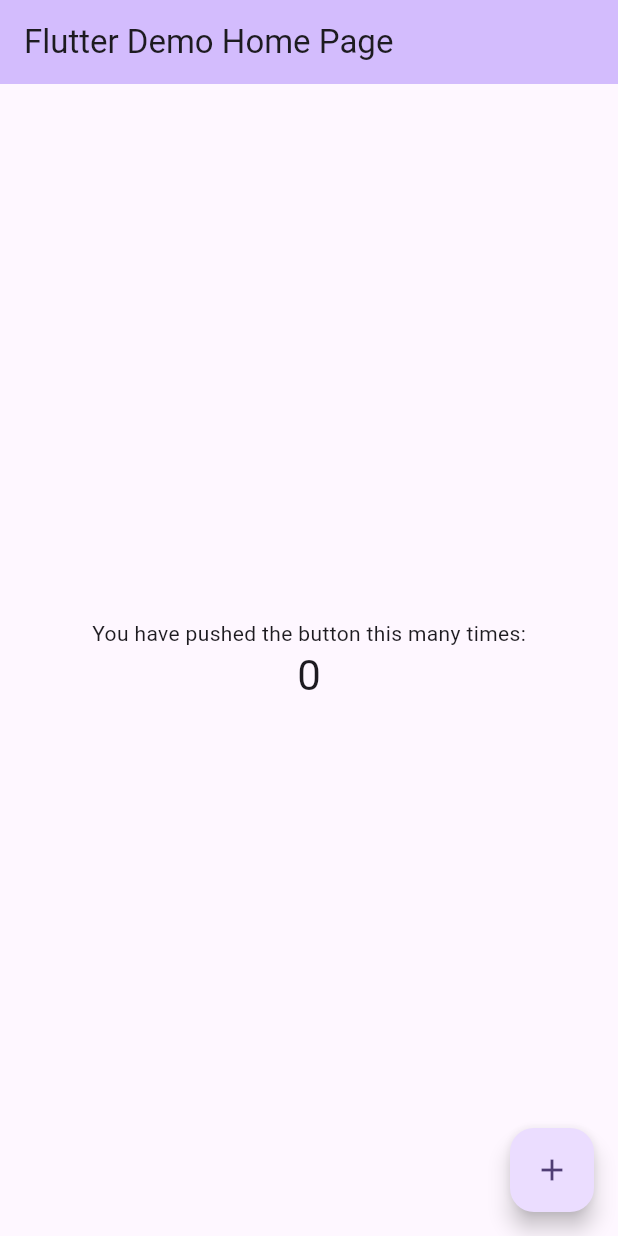
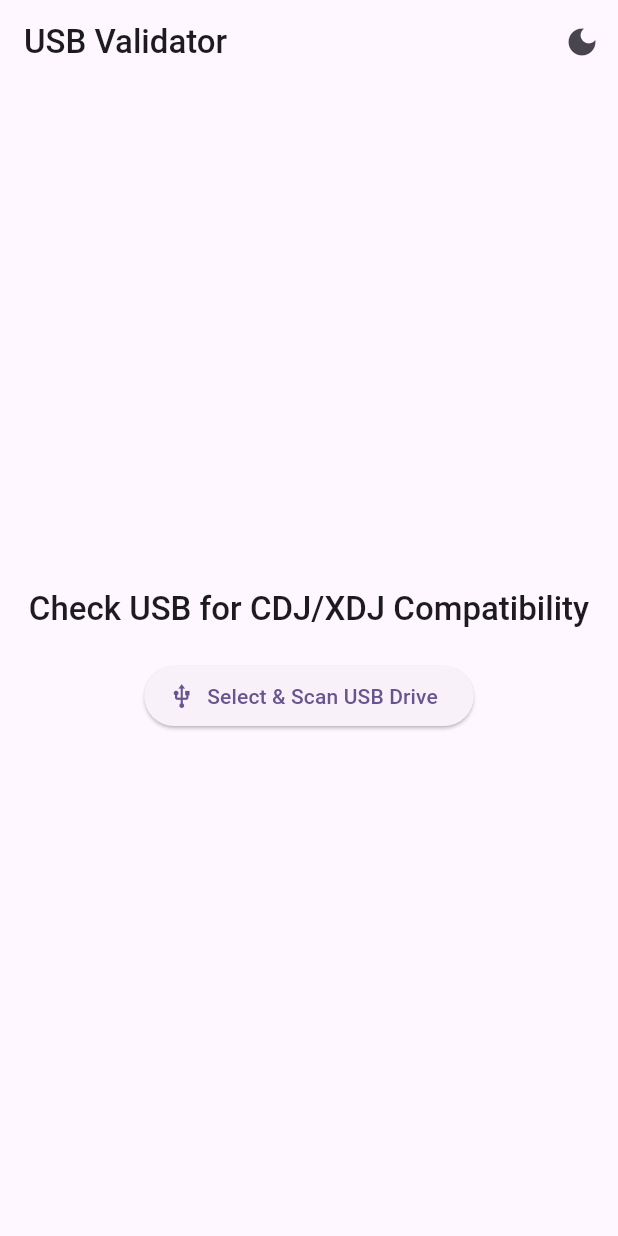
Before and after one commit to nizar2104/Firebase-android, a Flutter app: the screen it shows after launch, on a phone screen of 412 x 824 dp. Run offline on Flutter 3.47's test engine with Material 3 defaults, Android fonts, the phone set to English and light mode, and no system bars; our stand-ins replace google_fonts.

Commit message:
update 1

```diff
--- a/lib/main.dart
+++ b/lib/main.dart
@@ -1,122 +1,109 @@
+
 import 'package:flutter/material.dart';
+import 'package:google_fonts/google_fonts.dart';
+import 'package:provider/provider.dart';
 
 void main() {
-  runApp(const MyApp());
+  runApp(
+    ChangeNotifierProvider(
+      create: (context) => ThemeProvider(),
+      child: const MyApp(),
+    ),
+  );
+}
+
+class ThemeProvider with ChangeNotifier {
+  ThemeMode _themeMode = ThemeMode.system;
+
+  ThemeMode get themeMode => _themeMode;
+
+  void toggleTheme() {
+    _themeMode = _themeMode == ThemeMode.light ? ThemeMode.dark : ThemeMode.light;
+    notifyListeners();
+  }
 }
 
 class MyApp extends StatelessWidget {
   const MyApp({super.key});
 
-  // This widget is the root of your application.
   @override
   Widget build(BuildContext context) {
-    return MaterialApp(
-      title: 'Flutter Demo',
-      theme: ThemeData(
-        // This is the theme of your application.
-        //
-        // TRY THIS: Try running your application with "flutter run". You'll see
-        // the application has a purple toolbar. Then, without quitting the app,
-        // try changing the seedColor in the colorScheme below to Colors.green
-        // and then invoke "hot reload" (save your changes or press the "hot
-        // reload" button in a Flutter-supported IDE, or press "r" if you used
-        // the command line to start the app).
-        //
-        // Notice that the counter didn't reset back to zero; the application
-        // state is not lost during the reload. To reset the state, use hot
-        // restart instead.
-        //
-        // This works for code too, not just values: Most code changes can be
-        // tested with just a hot reload.
-        colorScheme: ColorScheme.fromSeed(seedColor: Colors.deepPurple),
+    const Color primarySeedColor = Colors.deepPurple;
+
+    final TextTheme appTextTheme = TextTheme(
+      displayLarge: GoogleFonts.oswald(fontSize: 57, fontWeight: FontWeight.bold),
+      titleLarge: GoogleFonts.roboto(fontSize: 22, fontWeight: FontWeight.w500),
+      bodyMedium: GoogleFonts.openSans(fontSize: 14),
+    );
+
+    final ThemeData lightTheme = ThemeData(
+      useMaterial3: true,
+      colorScheme: ColorScheme.fromSeed(
+        seedColor: primarySeedColor,
+        brightness: Brightness.light,
       ),
-      home: const MyHomePage(title: 'Flutter Demo Home Page'),
+      textTheme: appTextTheme,
+    );
+
+    final ThemeData darkTheme = ThemeData(
+      useMaterial3: true,
+      colorScheme: ColorScheme.fromSeed(
+        seedColor: primarySeedColor,
+        brightness: Brightness.dark,
+      ),
+      textTheme: appTextTheme,
+    );
+
+    return Consumer<ThemeProvider>(
+      builder: (context, themeProvider, child) {
+        return MaterialApp(
+          title: 'USB Validator',
+          theme: lightTheme,
+          darkTheme: darkTheme,
+          themeMode: themeProvider.themeMode,
+          home: const HomePage(),
+        );
+      },
     );
   }
 }
 
-class MyHomePage extends StatefulWidget {
-  const MyHomePage({super.key, required this.title});
-
-  // This widget is the home page of your application. It is stateful, meaning
-  // that it has a State object (defined below) that contains fields that affect
-  // how it looks.
-
-  // This class is the configuration for the state. It holds the values (in this
-  // case the title) provided by the parent (in this case the App widget) and
-  // used by the build method of the State. Fields in a Widget subclass are
-  // always marked "final".
-
-  final String title;
-
-  @override
-  State<MyHomePage> createState() => _MyHomePageState();
-}
-
-class _MyHomePageState extends State<MyHomePage> {
-  int _counter = 0;
-
-  void _incrementCounter() {
-    setState(() {
-      // This call to setState tells the Flutter framework that something has
-      // changed in this State, which causes it to rerun the build method below
-      // so that the display can reflect the updated values. If we changed
-      // _counter without calling setState(), then the build method would not be
-      // called again, and so nothing would appear to happen.
-      _counter++;
-    });
-  }
+class HomePage extends StatelessWidget {
+  const HomePage({super.key});
 
   @override
   Widget build(BuildContext context) {
-    // This method is rerun every time setState is called, for instance as done
-    // by the _incrementCounter method above.
-    //
-    // The Flutter framework has been optimized to make rerunning build methods
-    // fast, so that you can just rebuild anything that needs updating rather
-    // than having to individually change instances of widgets.
     return Scaffold(
       appBar: AppBar(
-        // TRY THIS: Try changing the color here to a specific color (to
-        // Colors.amber, perhaps?) and trigger a hot reload to see the AppBar
-        // change color while the other colors stay the same.
-        backgroundColor: Theme.of(context).colorScheme.inversePrimary,
-        // Here we take the value from the MyHomePage object that was created by
-        // the App.build method, and use it to set our appbar title.
-        title: Text(widget.title),
+        title: const Text('USB Validator'),
+        actions: [
+          IconButton(
+            icon: Icon(Provider.of<ThemeProvider>(context).themeMode == ThemeMode.dark ? Icons.light_mode : Icons.dark_mode),
+            onPressed: () => Provider.of<ThemeProvider>(context, listen: false).toggleTheme(),
+            tooltip: 'Toggle Theme',
+          ),
+        ],
       ),
       body: Center(
-        // Center is a layout widget. It takes a single child and positions it
-        // in the middle of the parent.
         child: Column(
-          // Column is also a layout widget. It takes a list of children and
-          // arranges them vertically. By default, it sizes itself to fit its
-          // children horizontally, and tries to be as tall as its parent.
-          //
-          // Column has various properties to control how it sizes itself and
-          // how it positions its children. Here we use mainAxisAlignment to
-          // center the children vertically; the main axis here is the vertical
-          // axis because Columns are vertical (the cross axis would be
-          // horizontal).
-          //
-          // TRY THIS: Invoke "debug painting" (choose the "Toggle Debug Paint"
-          // action in the IDE, or press "p" in the console), to see the
-          // wireframe for each widget.
           mainAxisAlignment: MainAxisAlignment.center,
           children: <Widget>[
-            const Text('You have pushed the button this many times:'),
             Text(
-              '$_counter',
-              style: Theme.of(context).textTheme.headlineMedium,
+              'Check USB for CDJ/XDJ Compatibility',
+              style: Theme.of(context).textTheme.titleLarge,
+              textAlign: TextAlign.center,
+            ),
+            const SizedBox(height: 20),
+            ElevatedButton.icon(
+              onPressed: () {
+                // Add file picker logic here
+              },
+              icon: const Icon(Icons.usb),
+              label: const Text('Select & Scan USB Drive'),
             ),
           ],
         ),
       ),
-      floatingActionButton: FloatingActionButton(
-        onPressed: _incrementCounter,
-        tooltip: 'Increment',
-        child: const Icon(Icons.add),
-      ), // This trailing comma makes auto-formatting nicer for build methods.
     );
   }
 }
```
Also changed, not shown: lib/compatibility_checker.dart (added, +31 -0 lines), pubspec.yaml (+5 -70 lines), pubspec.lock.
